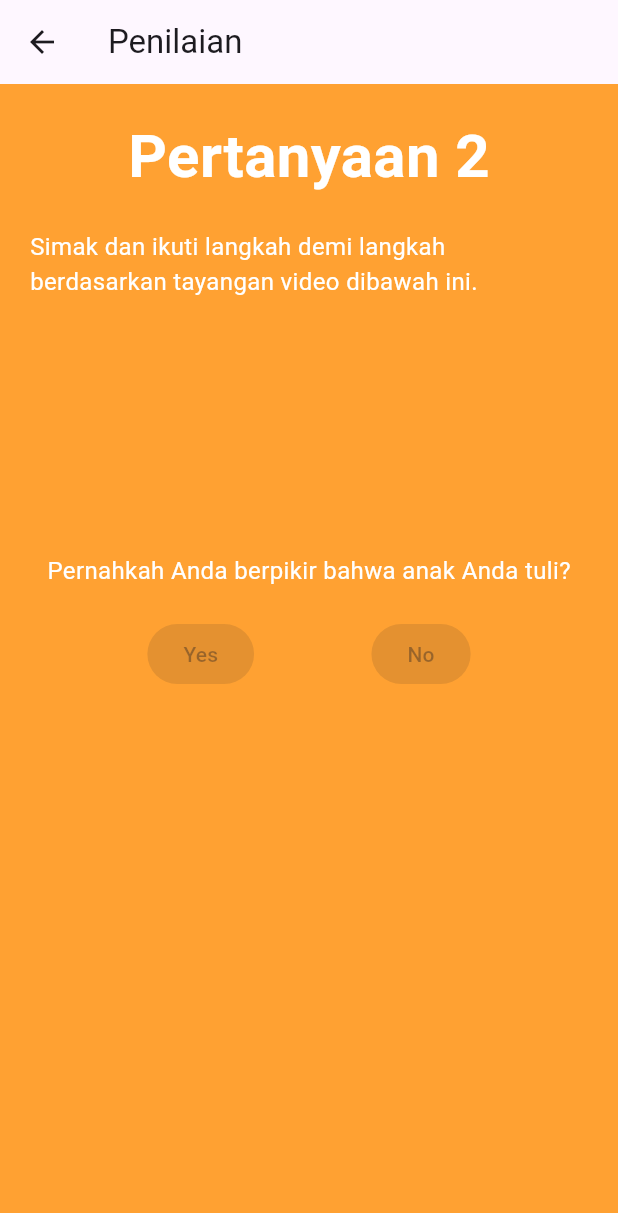
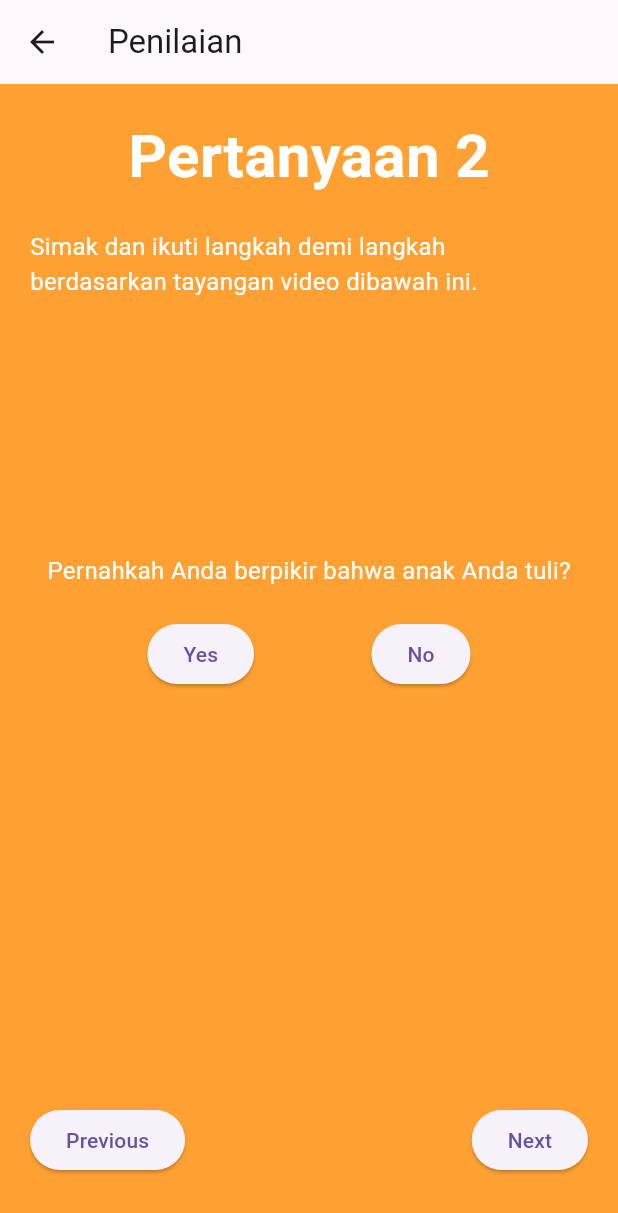
Before and after one commit to falthackel/tiny-detector, a Flutter app: the QuestionAnswerPage screen opened directly, after a tap on "Yes", on a phone screen of 412 x 824 dp. Shown: the top 1213 px of the screen. Run offline on Flutter 3.47's test engine with Material 3 defaults, Android fonts, the phone set to English and light mode, and no system bars; our stand-ins replace material_design_icons_flutter, shared_preferences; accounts and stored records are empty.

Commit message:
Create totalScore, fix the page navigation, and create toogle for moving to previous and next page

```diff
--- a/flutter_tiny_detector/lib/question_answer_page.dart
+++ b/flutter_tiny_detector/lib/question_answer_page.dart
@@ -11,6 +11,7 @@ class QuestionAnswerPage extends StatefulWidget {
 class _QuestionAnswerPageState extends State<QuestionAnswerPage> with RouteAware {
   int currentQuestionIndex = 0;
   String? currentAnswer;
+  int totalScore = 0; // Initialize totalScore variable
   final List<String> questions = [
     "Jika Anda menunjuk sesuatu di ruangan, apakah anak Anda melihatnya? (Misalnya, jika Anda menunjuk hewan atau mainan, apakah anak Anda melihat ke arah hewan atau mainan yang Anda tunjuk?)",
     "Pernahkah Anda berpikir bahwa anak Anda tuli?",
@@ -40,6 +41,17 @@ class _QuestionAnswerPageState extends State<QuestionAnswerPage> with RouteAware
       currentAnswer = answer;
       answers.add(answer);
       _saveAnswer(currentQuestionIndex, answer);
+
+      if (currentQuestionIndex == 1 && answer == 'Yes') {
+        totalScore++;
+      } else if (currentQuestionIndex == 4 && answer == 'Yes') {
+        totalScore++;
+      } else if (currentQuestionIndex == 11 && answer == 'Yes') {
+        totalScore++;
+      } else if (currentQuestionIndex < 20 && answer == 'No') {
+        totalScore++;
+      }
+
       currentQuestionIndex++;
 
       if (currentQuestionIndex == questions.length) {
@@ -64,6 +76,12 @@ class _QuestionAnswerPageState extends State<QuestionAnswerPage> with RouteAware
         currentAnswer = storedAnswer;
       });
     }
+  }
+
+  @override
+  void initState() {
+    super.initState();
+    _loadAnswer(currentQuestionIndex); // Load initial answer
   }
 
   @override
@@ -110,33 +128,56 @@ class _QuestionAnswerPageState extends State<QuestionAnswerPage> with RouteAware
                 mainAxisAlignment: MainAxisAlignment.spaceEvenly,
                 children: [
                   ElevatedButton(
-                    onPressed: currentAnswer == null ? () => handleAnswer('Yes') : null,
+                    onPressed: () {
+                      currentAnswer == null ? handleAnswer('Yes') : null;
+                      currentQuestionIndex < 20 ? currentAnswer = null : currentAnswer = currentAnswer;
+                    },
                     child: const Text('Yes'),
                   ),
                   ElevatedButton(
-                    onPressed: currentAnswer == null ? () => handleAnswer('No') : null,
+                    onPressed: () {
+                      currentAnswer == null ? handleAnswer('No') : null;
+                      currentQuestionIndex < 20 ? currentAnswer = null : currentAnswer = currentAnswer;
+                    },
                     child: const Text('No'),
                   ),
                 ],
               ),
+              const Spacer(),
+              Row(
+                mainAxisAlignment: MainAxisAlignment.spaceBetween,
+                children: [
+                  ElevatedButton(
+                    onPressed: () {
+                      if (currentQuestionIndex > 0) {
+                        setState(() {
+                          currentQuestionIndex--;
+                          currentAnswer = answers[currentQuestionIndex];
+                          _loadAnswer(currentQuestionIndex);
+                        });
+                      }
+                    },
+                    child: const Text('Previous'),
+                  ),
+                  ElevatedButton(
+                    onPressed: () {
+                      if (currentQuestionIndex < questions.length - 1) {
+                        setState(() {
+                          currentQuestionIndex++;
+                          currentAnswer = answers[currentQuestionIndex];
+                          _loadAnswer(currentQuestionIndex);
+                        });
+                      }
+                    },
+                    child: const Text('Next'),
+                  ),
+                ],
+              ),
+              const SizedBox(height: 20.0),
             ],
           ),
         ),
       ),
     );
   }
-
-  // @override
-  // void didChangeDependencies() {
-  //   super.didChangeDependencies();
-  //   // Registering this class as a route observer
-  //   // So that we can listen to route changes
-  //   RouteObserverProvider.of(context).subscribe(this, ModalRoute.of(context)!);
-  // }
-
-  // @override
-  // void didPopNext() {
-  //   super.didPopNext();
-  //   // This method
-  // }
 }
```
